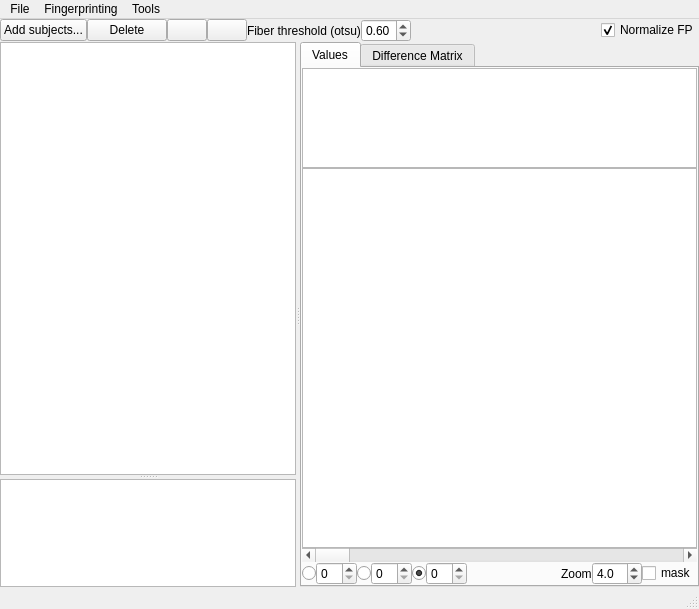
Old version of the form connectometry/db_window.ui in the repository frankyeh/DSI-Studio.
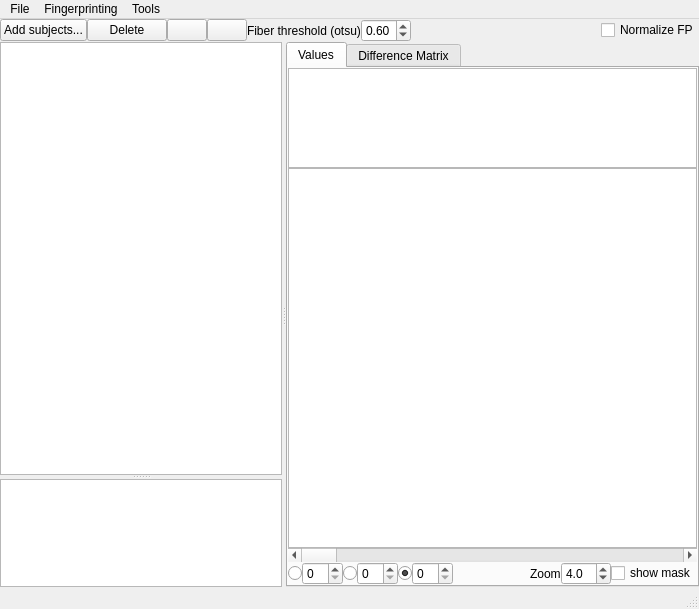
New version of the form. Icons and pictures are not drawn.

Commit message: [GUI] uncheck normal FP

```diff
--- a/connectometry/db_window.ui
+++ b/connectometry/db_window.ui
@@ -136,7 +136,7 @@
          <string>Normalize FP</string>
         </property>
         <property name="checked">
-         <bool>true</bool>
+         <bool>false</bool>
         </property>
        </widget>
       </item>
@@ -399,7 +399,7 @@
                    <item>
                     <widget class="QCheckBox" name="show_mask">
                      <property name="text">
-                      <string>mask</string>
+                      <string>show mask</string>
                      </property>
                     </widget>
                    </item>
```
